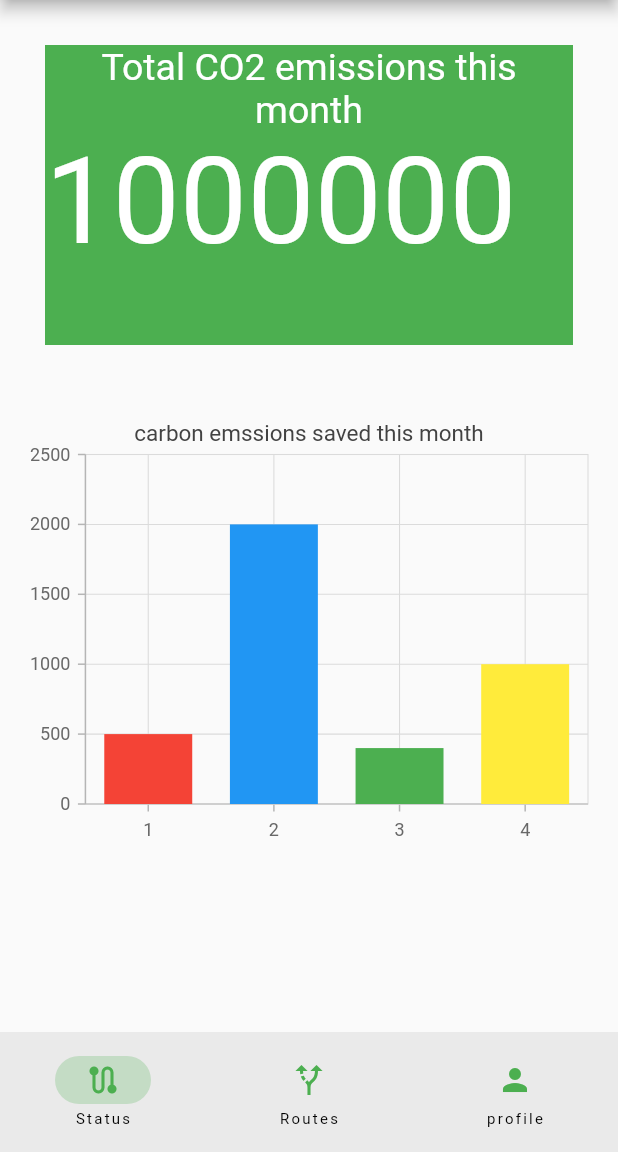
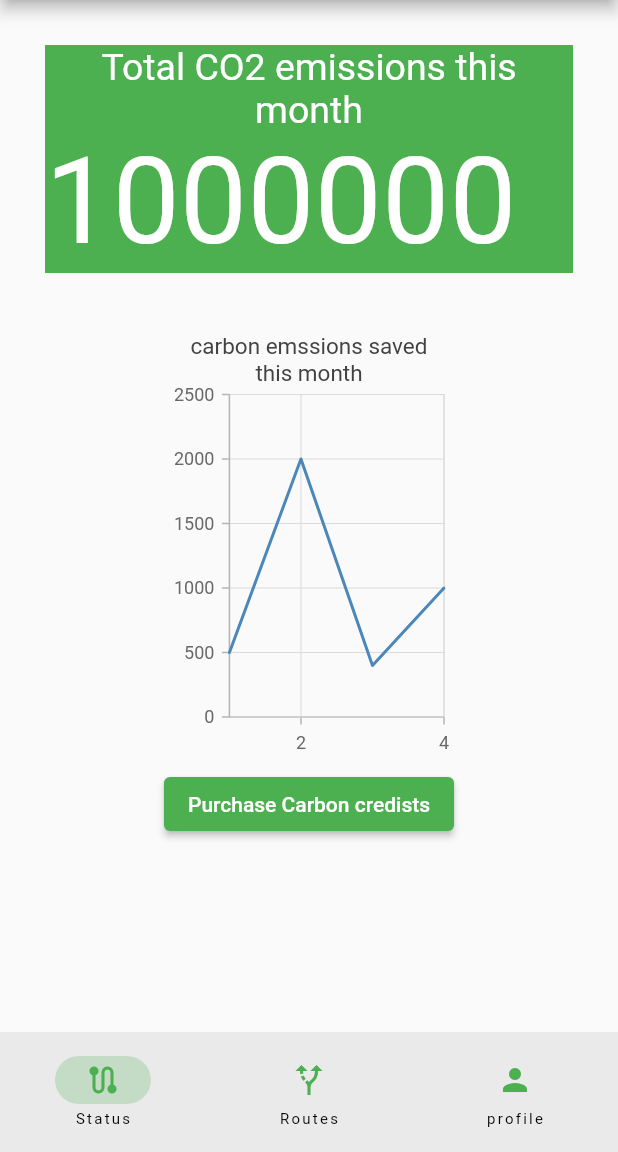
Before and after one commit to Arjdroid/greenifytransit, a Flutter app: the screen it shows after launch, on a phone screen of 412 x 824 dp, the part 84-1236 px from its top. Run offline on Flutter 3.47's test engine with Material 2 defaults, Android fonts, the phone set to English and light mode, and no system bars; our stand-ins replace syncfusion_flutter_charts.

Commit message:
graph and elevated button

```diff
--- a/lib/status_page.dart
+++ b/lib/status_page.dart
@@ -34,8 +34,6 @@ class _StatusPageState extends State<StatusPage> {
           Container(
             color: Colors.green,
             margin: const EdgeInsets.all(30),
-            height: 200,
-            width: 400,
             child: Column(
               children: [
                 const Text(
@@ -60,21 +58,26 @@ class _StatusPageState extends State<StatusPage> {
             ),
           ),
           Container(
-            margin: const EdgeInsets.all(10),
+            height: 300,
+            width: 200,
             child: SfCartesianChart(
               title: ChartTitle(text: 'carbon emssions saved this month'),
               series: <ChartSeries>[
-                  ColumnSeries<CarbonEmsissionData, int>(
+                LineSeries<CarbonEmsissionData, int>(
                     pointColorMapper:
                         (CarbonEmsissionData carbonEmissions, _) =>
                             carbonEmissions.color,
-                      legendItemText: 'CE',
                     dataSource: chartData,
                     xValueMapper: (CarbonEmsissionData carbonEmissions, _) =>
                         carbonEmissions.weeks,
                     yValueMapper: (CarbonEmsissionData carbonEmissions, _) =>
                         carbonEmissions.carbonEmisions)
-                ]),
+              ],
+            ),
+          ),
+          ElevatedButton(
+            onPressed: () {},
+            child: const Text('Purchase Carbon credists'),
           )
         ],
       ),
```
Lines whose indentation alone changed are shown as unchanged.
